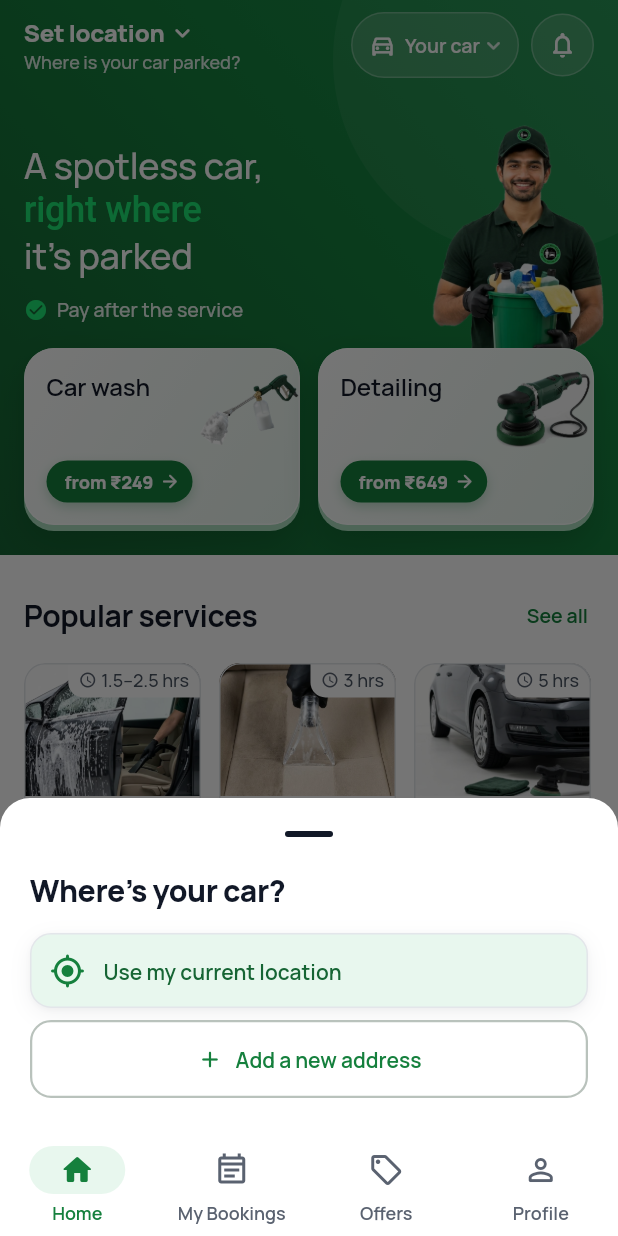
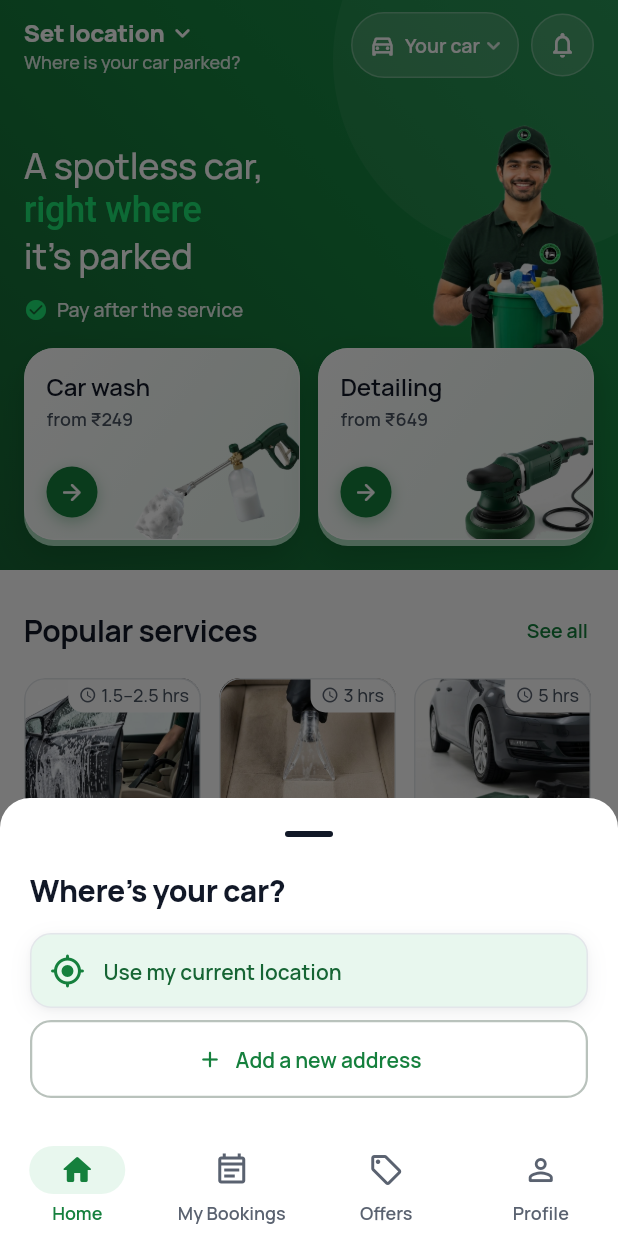
Before and after one commit to adityaray002/CleanCruisers_Flutter_App, a Flutter app: the screen it shows after launch, on a phone screen of 412 x 824 dp. Run offline on Flutter 3.47's test engine with Material 3 defaults, Android fonts, the phone set to English and light mode, and no system bars; our stand-ins replace firebase_auth, firebase_core, flutter_markdown, flutter_riverpod, geolocator, go_router and 2 more; accounts and stored records are empty.

Commit message:
Home: Pronto-style action cards with big 3D icons
Title and "from ₹X" top left, a round green arrow button bottom left,
and the 3D icon large in the bottom-right corner, running off the edge
(the foam cannon gets more width as it is long and thin). The cards no
longer look empty around small icons.

Co-Authored-By: Claude Opus 5.5 <noreply@anthropic.com>

```diff
--- a/lib/screens/home_screen.dart
+++ b/lib/screens/home_screen.dart
@@ -464,6 +464,9 @@ class _ActionCards extends StatelessWidget {
             line: 'Outside and inside',
             from: cheapestIn(ServiceCategory.wash),
             image: 'assets/images/icon3d_wash.png',
+            // The foam cannon is long and thin: give it more width.
+            iconWidth: 116,
+            iconHeight: 84,
             onTap: () => context.go('/services?cat=wash'),
           ),
         ),
@@ -476,7 +479,7 @@ class _ActionCards extends StatelessWidget {
             image: 'assets/images/icon3d_polish.png',
             // The polisher is compact and heavy; a bit smaller it weighs
             // the same as the long, thin foam cannon.
-            iconHeight: 46,
+            iconHeight: 76,
             onTap: () => context.go('/services?cat=detailing'),
           ),
         ),
@@ -489,14 +492,15 @@ class _ActionCard extends StatelessWidget {
   final String title, line, image;
   final int from;
   final VoidCallback onTap;
-  final double iconHeight;
+  final double iconHeight, iconWidth;
   const _ActionCard({
     required this.title,
     required this.line,
     required this.from,
     required this.image,
     required this.onTap,
-    this.iconHeight = 52,
+    this.iconHeight = 72,
+    this.iconWidth = 92,
   });
 
   @override
@@ -540,70 +544,54 @@ class _ActionCard extends StatelessWidget {
                     HapticFeedback.selectionClick();
                     onTap();
                   },
-                  child: Padding(
-                    padding: const EdgeInsets.fromLTRB(14, 14, 10, 14),
+                  // Like Pronto's cards: the title and price top left, a
+                  // round "go" button bottom left, and the 3D icon big in the
+                  // bottom-right corner, running off the card's edge.
+                  child: Stack(children: [
+                    Positioned(
+                      right: -6,
+                      bottom: -6,
+                      child: Image.asset(image,
+                          width: iconWidth,
+                          height: iconHeight,
+                          fit: BoxFit.contain,
+                          alignment: Alignment.bottomRight,
+                          cacheHeight: 240,
+                          excludeFromSemantics: true),
+                    ),
+                    Padding(
+                      padding: const EdgeInsets.fromLTRB(14, 14, 14, 14),
                       child: Column(
                           crossAxisAlignment: CrossAxisAlignment.start,
                           children: [
-                          Row(
-                              crossAxisAlignment: CrossAxisAlignment.start,
-                              children: [
-                                Expanded(
-                                  child: Column(
-                                      crossAxisAlignment:
-                                          CrossAxisAlignment.start,
-                                      children: [
                             Text(title,
-                                            style: AppText.title.copyWith(
-                                                color: AppColors.text)),
-                                      ]),
-                                ),
-                                // Takes 56 px of the row; the picture may use
-                                // the card's right padding too.
-                                SizedBox(
-                                  width: 56,
-                                  height: 52,
-                                  child: OverflowBox(
-                                    alignment: Alignment.centerLeft,
-                                    maxWidth: 66,
-                                    child: Image.asset(image,
-                                        height: iconHeight,
-                                        width: 66,
-                                        fit: BoxFit.contain,
-                                        cacheHeight: 156,
-                                        excludeFromSemantics: true),
-                                  ),
-                                ),
-                              ]),
-                          const SizedBox(height: AppSpace.sm),
-                          // The price as a light pill with an arrow: it reads
-                          // as "tap here" without a heavy button.
+                                style: AppText.title
+                                    .copyWith(color: AppColors.text)),
+                            const SizedBox(height: 2),
+                            Text('from ${rupees(from)}',
+                                style: AppText.caption.copyWith(
+                                    color: AppColors.textMuted,
+                                    fontWeight: FontWeight.w600)),
+                            const SizedBox(height: AppSpace.xxl),
                             Container(
-                            padding: const EdgeInsets.fromLTRB(12, 6, 8, 6),
-                            decoration: BoxDecoration(
+                              width: 34,
+                              height: 34,
+                              decoration: const BoxDecoration(
                                 color: AppColors.primary,
-                              borderRadius:
-                                  BorderRadius.circular(AppRadius.pill),
-                              boxShadow: const [
+                                shape: BoxShape.circle,
+                                boxShadow: [
                                   BoxShadow(
-                                    color: Color(0x4015803D),
-                                    blurRadius: 6,
+                                      color: Color(0x5515803D),
+                                      blurRadius: 8,
                                       offset: Offset(0, 3)),
                                 ],
                               ),
-                            child:
-                                Row(mainAxisSize: MainAxisSize.min, children: [
-                              Text('from ${rupees(from)}',
-                                  style: AppText.caption.copyWith(
-                                      color: Colors.white,
-                                      fontWeight: FontWeight.w800)),
-                              const SizedBox(width: 4),
-                              const Icon(Icons.arrow_forward_rounded,
-                                  size: 14, color: Colors.white),
+                              child: const Icon(Icons.arrow_forward_rounded,
+                                  size: 18, color: Colors.white),
+                            ),
                           ]),
                     ),
                   ]),
-                  ),
                 ),
               ),
             ),
```
Lines whose indentation alone changed are shown as unchanged.
